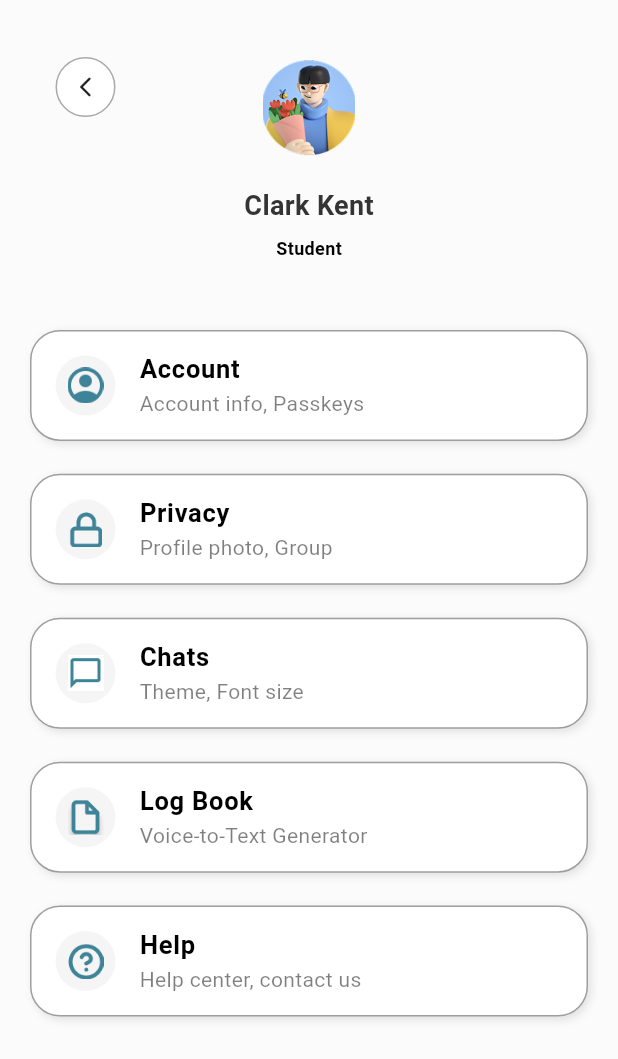
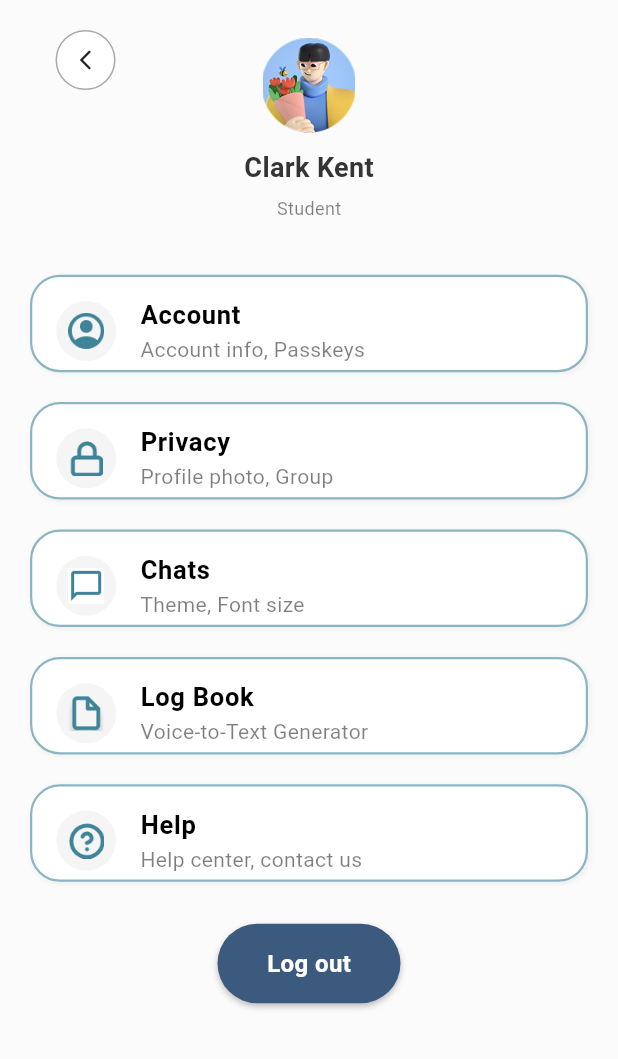
Before and after one commit to LAKI-1/Sched-Ease-Mobile-Frontend, a Flutter app: the screen it shows after launch, on a phone screen of 412 x 824 dp. Shown: the top 1059 px of the screen. Run offline on Flutter 3.47's test engine with Material 3 defaults, Android fonts, the phone set to English and light mode, and no system bars; our stand-ins replace flutter_screenutil; Roboto replaces fonts that are missing (Poppins).

Commit message:
Added logout button. Move ProfileMenuWidget to a separate file.

```diff
--- a/lib/core/utils/route_utils.dart
+++ b/lib/core/utils/route_utils.dart
@@ -1,6 +1,6 @@
 import 'package:flutter/material.dart';
 import 'package:user_profile/core/constants/string.dart';
-import 'package:user_profile/screens/profile.dart';
+import 'package:user_profile/screens/profile/profile.dart';
 
 class RouteUtils {
   static Route<dynamic>? onGenerateRoute(RouteSettings settings) {
--- a/lib/main.dart
+++ b/lib/main.dart
@@ -1,7 +1,7 @@
 import 'package:flutter/material.dart';
 import 'package:flutter_screenutil/flutter_screenutil.dart';
 import 'package:user_profile/core/utils/route_utils.dart';
-import 'package:user_profile/screens/profile.dart';
+import 'package:user_profile/screens/profile/profile.dart';
 
 void main() {
   runApp(const SchedEaseMobileFrontend());
--- a/lib/screens/profile.dart
+++ b/lib/screens/profile/profile.dart
@@ -1,5 +1,6 @@
 import 'package:flutter/material.dart';
 import 'package:flutter_screenutil/flutter_screenutil.dart';
+import 'package:user_profile/screens/widgets/profile_menu.dart';
 
 class Profile extends StatefulWidget {
   const Profile({super.key});
@@ -26,7 +27,7 @@ class ProfileState extends State<Profile> {
               ),
 
               Positioned(
-                top: 38,
+                top: 20,
                 left: 37,
                 child: InkWell(
                   borderRadius: BorderRadius.circular(40),
@@ -53,7 +54,7 @@ class ProfileState extends State<Profile> {
               ),
 
               Positioned(
-                top: 40,
+                top: 25,
                 left: 50,
                 right: 50,
                 child: Column(
@@ -64,7 +65,7 @@ class ProfileState extends State<Profile> {
                       child: Image.asset('assets/user_icon.png'),
                     ),
 
-                    const SizedBox(height: 20),
+                    const SizedBox(height: 10),
 
                     const Text(
                       "Clark Kent",
@@ -76,15 +77,14 @@ class ProfileState extends State<Profile> {
                       ),
                     ),
 
-                    const SizedBox(height: 7),
+                    const SizedBox(height: 5),
 
                     const Text(
                       "Student",
                       style: TextStyle(
-                        color: Color(0xFF000000),
+                        color: Color(0x80000000),
                         fontFamily: 'Poppins',
                         fontSize: 12,
-                        fontWeight: FontWeight.bold,
                       ),
                     ),
                   ],
@@ -92,7 +92,7 @@ class ProfileState extends State<Profile> {
               ),
 
               Positioned(
-                top: 180.h,
+                top: 150.h,
                 left: 0,
                 right: 0,
                 bottom: 0,
@@ -141,6 +141,46 @@ class ProfileState extends State<Profile> {
                         iconPath: 'assets/help_icon.png',
                         onPress: () {},
                       ),
+
+                      SizedBox(height: 20.h),
+
+                      Container(
+                        padding: const EdgeInsets.symmetric(
+                          horizontal: 17,
+                          vertical: 3,
+                        ),
+                        decoration: BoxDecoration(
+                          color: const Color(0xFF3C5A7D),
+                          borderRadius: BorderRadius.circular(30),
+                          boxShadow: [
+                            BoxShadow(
+                              color: Colors.black26,
+                              blurRadius: 3,
+                              offset: const Offset(0, 2),
+                            ),
+                          ],
+                        ),
+
+                        child: Row(
+                          mainAxisSize: MainAxisSize.min,
+                          children: [
+                            const Padding(
+                              padding: EdgeInsets.symmetric(
+                                vertical: 12,
+                                horizontal: 16,
+                              ),
+                              child: Text(
+                                "Log out",
+                                style: TextStyle(
+                                  fontSize: 16,
+                                  fontWeight: FontWeight.w600,
+                                  color: Colors.white,
+                                ),
+                              ),
+                            ),
+                          ],
+                        ),
+                      ),
                     ],
                   ),
                 ),
@@ -152,65 +192,3 @@ class ProfileState extends State<Profile> {
     );
   }
 }
-
-class ProfileMenuWidget extends StatelessWidget {
-  const ProfileMenuWidget({
-    Key? key,
-    required this.title,
-    required this.subtitle,
-    required this.iconPath,
-    required this.onPress,
-  }) : super(key: key);
-
-  final String title;
-  final String subtitle;
-  final String iconPath;
-  final VoidCallback onPress;
-
-  @override
-  Widget build(BuildContext context) {
-    return Padding(
-      padding: const EdgeInsets.symmetric(horizontal: 20, vertical: 5),
-      child: Container(
-        decoration: BoxDecoration(
-          border: Border.all(color: Colors.grey, width: 1),
-          borderRadius: BorderRadius.circular(20),
-          color: Colors.white,
-          boxShadow: [
-            BoxShadow(
-              color: Colors.black.withOpacity(0.1),
-              blurRadius: 4,
-              offset: const Offset(2, 2),
-            ),
-          ],
-        ),
-
-        child: ListTile(
-          onTap: onPress,
-          leading: Container(
-            width: 40,
-            height: 40,
-            decoration: BoxDecoration(
-              borderRadius: BorderRadius.circular(100),
-              color: Colors.grey.withOpacity(0.1),
-            ),
-
-            child: Center(child: Image.asset(iconPath, width: 24, height: 24)),
-          ),
-          title: Text(
-            title,
-            style: TextStyle(
-              color: Color(0xFF000000),
-              fontSize: 17,
-              fontWeight: FontWeight.bold,
-            ),
-          ),
-          subtitle: Text(
-            subtitle,
-            style: TextStyle(color: Color(0x80000000), fontSize: 14),
-          ),
-        ),
-      ),
-    );
-  }
-}
--- /dev/null
+++ b/lib/screens/widgets/profile_menu.dart
@@ -0,0 +1,63 @@
+import 'package:flutter/material.dart';
+
+class ProfileMenuWidget extends StatelessWidget {
+  const ProfileMenuWidget({
+    Key? key,
+    required this.title,
+    required this.subtitle,
+    required this.iconPath,
+    required this.onPress,
+  }) : super(key: key);
+
+  final String title;
+  final String subtitle;
+  final String iconPath;
+  final VoidCallback onPress;
+
+  @override
+  Widget build(BuildContext context) {
+    return Padding(
+      padding: const EdgeInsets.symmetric(horizontal: 20, vertical: 4),
+      child: Container(
+        decoration: BoxDecoration(
+          border: Border.all(color: Color(0x993E8498), width: 1.5),
+          borderRadius: BorderRadius.circular(20),
+          color: Colors.white,
+          boxShadow: [
+            BoxShadow(
+              color: Colors.black.withOpacity(0.05),
+              blurRadius: 2,
+              offset: const Offset(1, 1),
+            ),
+          ],
+        ),
+        height: 65,
+        child: ListTile(
+          onTap: onPress,
+          leading: Container(
+            width: 40,
+            height: 40,
+            decoration: BoxDecoration(
+              borderRadius: BorderRadius.circular(100),
+              color: Colors.grey.withOpacity(0.1),
+            ),
+
+            child: Center(child: Image.asset(iconPath, width: 24, height: 24)),
+          ),
+          title: Text(
+            title,
+            style: TextStyle(
+              color: Color(0xFF000000),
+              fontSize: 17,
+              fontWeight: FontWeight.bold,
+            ),
+          ),
+          subtitle: Text(
+            subtitle,
+            style: TextStyle(color: Color(0x80000000), fontSize: 14),
+          ),
+        ),
+      ),
+    );
+  }
+}
```
